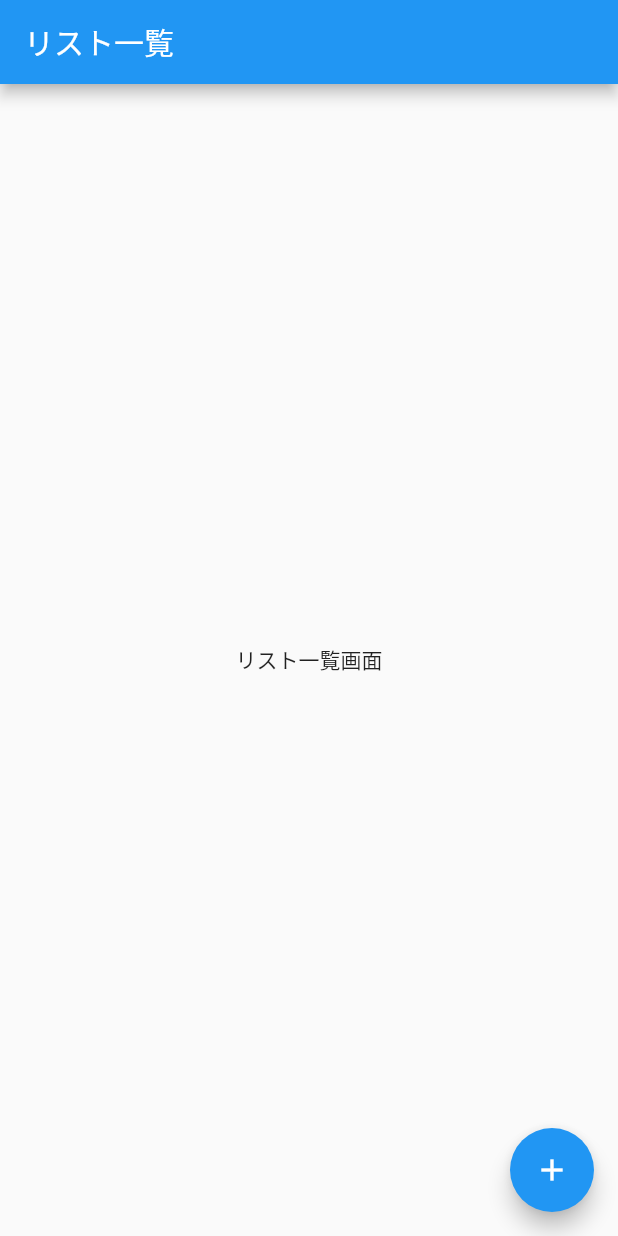
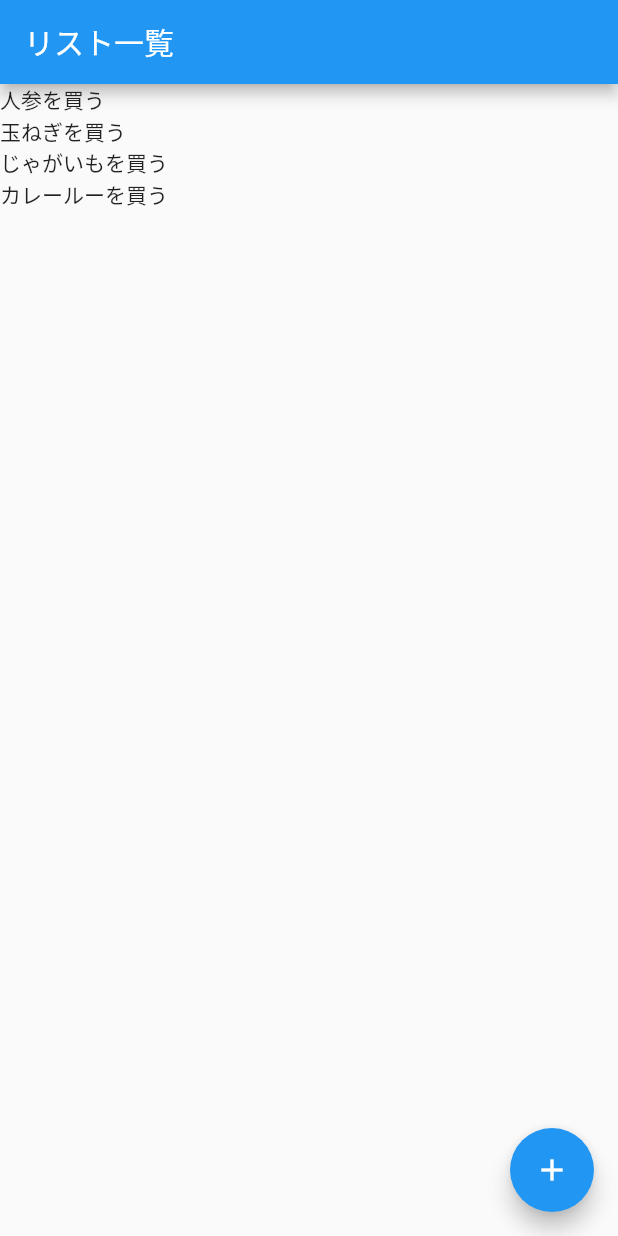
Before and after one commit to kawayama/todo_sample_flutter_study_dev, a Flutter app: the screen it shows after launch, on a phone screen of 412 x 824 dp. Run offline on Flutter 3.47's test engine with Material 2 defaults, Android fonts, the phone set to English and light mode, and no system bars.

Commit message:
リスト一覧を表示する

```diff
--- a/lib/main.dart
+++ b/lib/main.dart
@@ -24,8 +24,13 @@ class TodoListPage extends StatelessWidget {
       appBar: AppBar(
         title: Text('リスト一覧'),
       ),
-      body: Center(
-        child: Text('リスト一覧画面'),
+      body: ListView(
+        children: <Widget>[
+          Text('人参を買う'),
+          Text('玉ねぎを買う'),
+          Text('じゃがいもを買う'),
+          Text('カレールーを買う'),
+        ],
       ),
       floatingActionButton: FloatingActionButton(
         onPressed: () {
```
